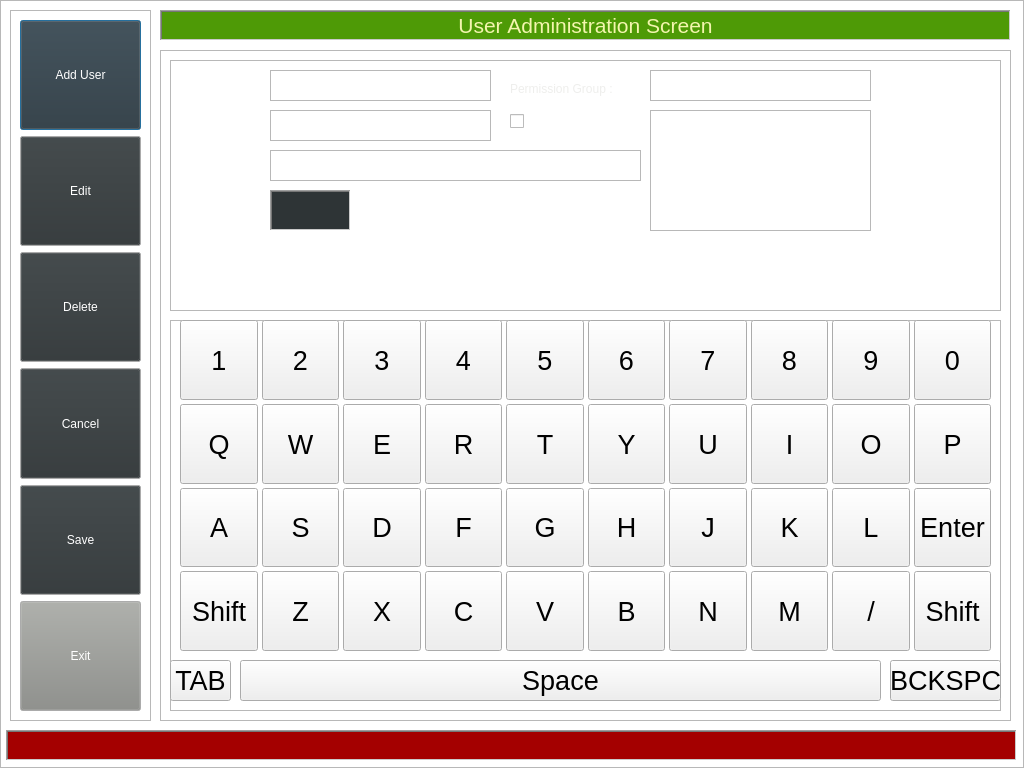
The window that user_screen.ui (swodaemkram/aces) describes before a commit, drawn with Qt 5.
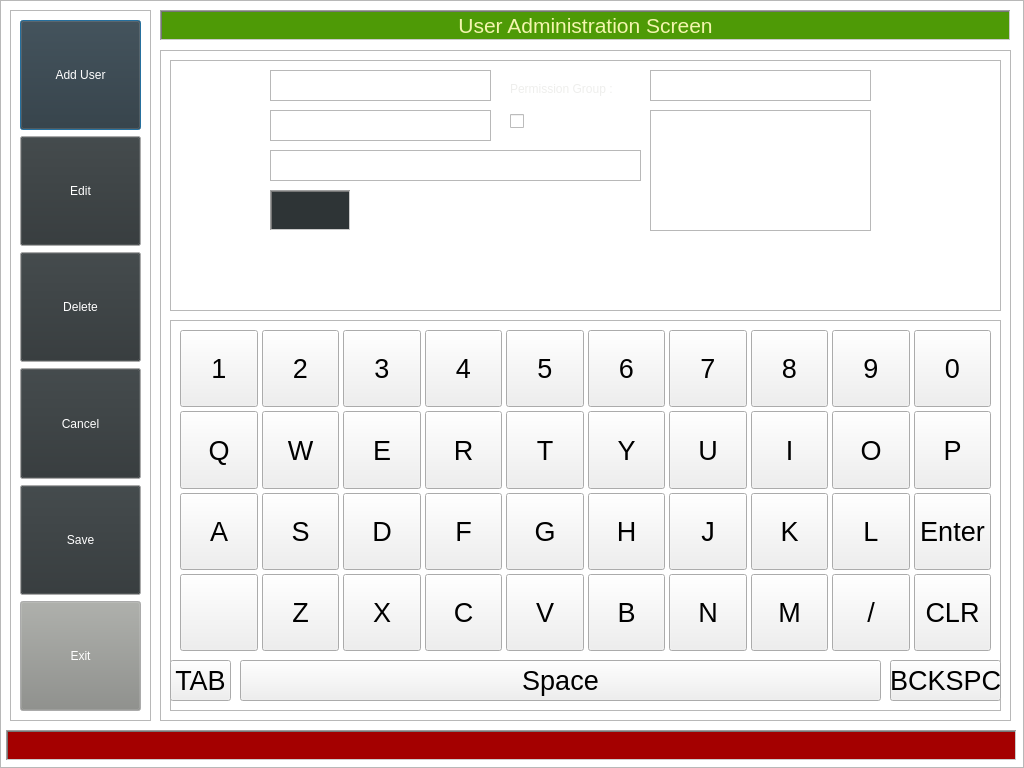
The same window after the commit. Icons and pictures are not drawn.

Commit message: Finished Keyboard interface for edit user

```diff
--- a/user_screen.ui
+++ b/user_screen.ui
@@ -1979,9 +1979,9 @@
      <property name="geometry">
       <rect>
        <x>10</x>
-       <y>0</y>
+       <y>10</y>
        <width>811</width>
-       <height>331</height>
+       <height>321</height>
       </rect>
      </property>
      <layout class="QGridLayout" name="gridLayout">
@@ -2182,7 +2182,7 @@
          <enum>Qt::NoFocus</enum>
         </property>
         <property name="text">
-         <string>Shift</string>
+         <string>CLR</string>
         </property>
        </widget>
       </item>
@@ -2476,7 +2476,7 @@
          <enum>Qt::NoFocus</enum>
         </property>
         <property name="text">
-         <string>Shift</string>
+         <string/>
         </property>
        </widget>
       </item>
```
Left out of the diff: 40 changed lines with no effect on the pictures. The commit also changes 3 other files.
